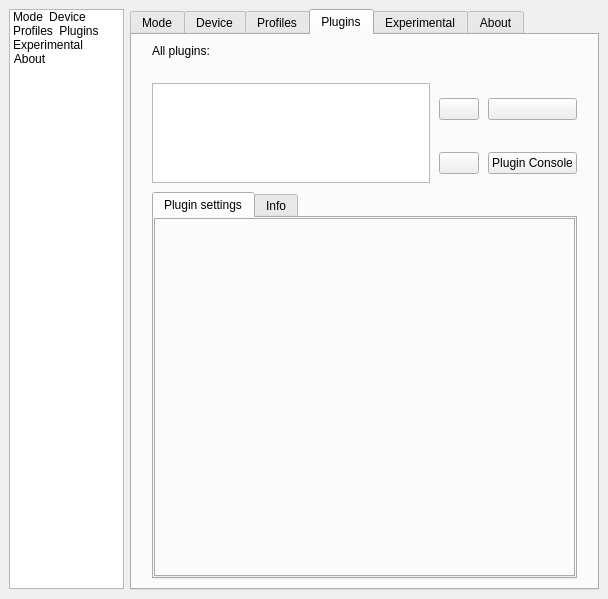
Before: the Qt Designer form Software/src/SettingsWindow.ui in Atarity/Lightpack, drawn with Qt 5.
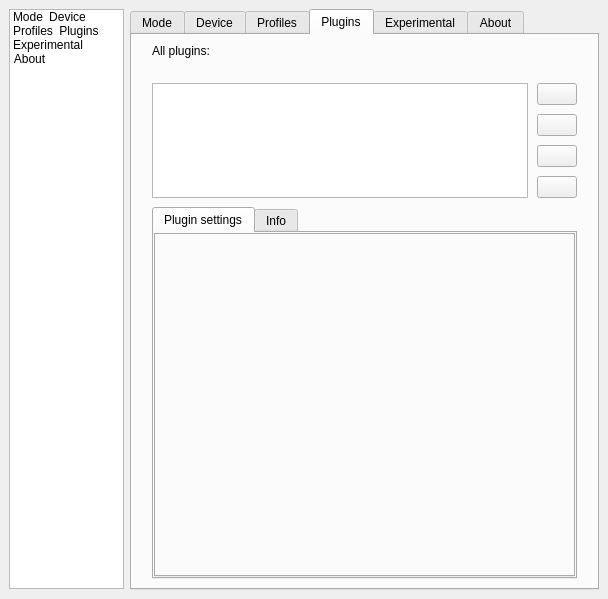
After: the same form once the commit is applied. The open tabs and pages were chosen to show the change. Icons and pictures are not drawn. Custom widgets are drawn as their Qt base class.

```diff
--- a/Software/src/SettingsWindow.ui
+++ b/Software/src/SettingsWindow.ui
@@ -2179,11 +2179,11 @@
          </layout>
         </item>
         <item>
-         <layout class="QGridLayout" name="gridLayout_14" rowstretch="1,0" columnstretch="1,0,0">
+         <layout class="QGridLayout" name="gridLayout_14" rowstretch="1,0,0,0" columnstretch="1,0">
           <property name="sizeConstraint">
            <enum>QLayout::SetMinimumSize</enum>
           </property>
-          <item row="0" column="0" rowspan="2">
+          <item row="0" column="0" rowspan="4">
            <widget class="QListWidget" name="list_Plugins">
             <property name="sizePolicy">
              <sizepolicy hsizetype="Preferred" vsizetype="Expanding">
@@ -2236,15 +2236,19 @@
             </property>
            </widget>
           </item>
-          <item row="1" column="2">
+          <item row="3" column="1">
            <widget class="QPushButton" name="pushButton_ConsolePlugin">
             <property name="text">
-             <string>Plugin Console</string>
+             <string/>
+            </property>
+            <property name="icon">
+             <iconset resource="../res/LightpackResources.qrc">
+              <normaloff>:/icons/console_gray.png</normaloff>:/icons/console_gray.png</iconset>
             </property>
            </widget>
           </item>
-          <item row="0" column="2">
-           <widget class="QPushButton" name="pushButton">
+          <item row="2" column="1">
+           <widget class="QPushButton" name="pushButton_ReloadPlugins">
             <property name="sizePolicy">
              <sizepolicy hsizetype="Expanding" vsizetype="Fixed">
               <horstretch>0</horstretch>
```
Left out of the diff: 10 changed lines with no effect on the pictures.
